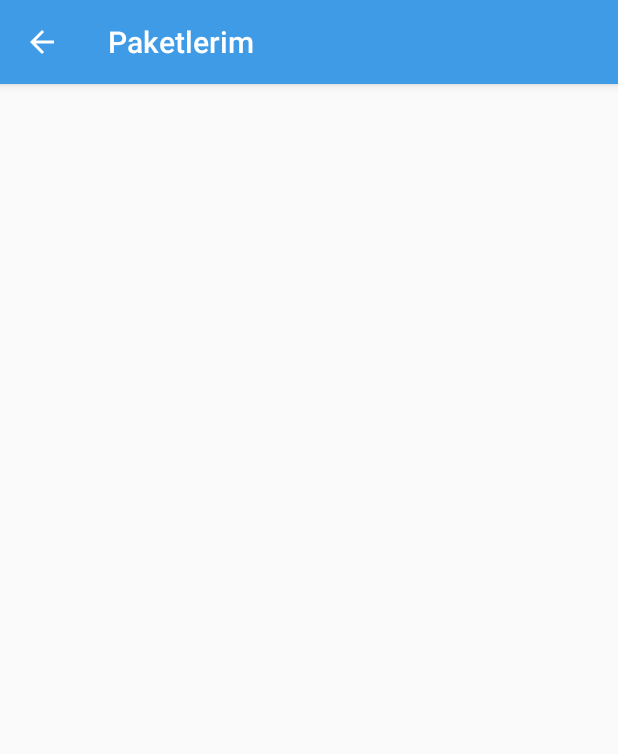
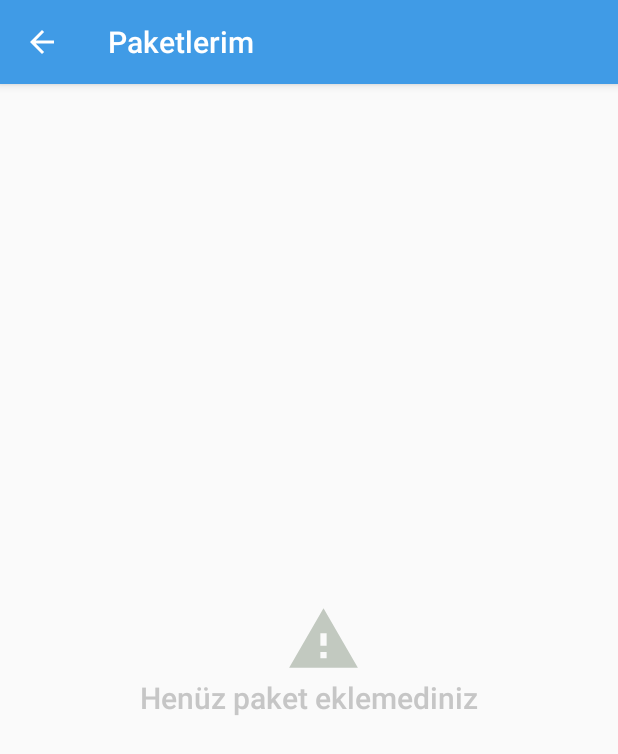
Before and after one commit to tanas57/Deu-Senior-Project, an Android app: the PacketsActivity screen opened directly, with no data from a screen before it, on a phone screen of 412 x 824 dp. Shown: the top 754 px of the screen. Run offline under Robolectric (Android 15) with nearby library versions, the phone set to English and light mode, and no system bars.

Commit message:
Warning layout added

```diff
--- a/DEU Senior Project/app/src/main/java/net/muslu/seniorproject/Activities/PacketsActivity.java
+++ b/DEU Senior Project/app/src/main/java/net/muslu/seniorproject/Activities/PacketsActivity.java
@@ -19,6 +19,7 @@ import android.util.Log;
 import android.view.MenuItem;
 import android.view.View;
 import android.widget.ImageView;
+import android.widget.TextView;
 import android.widget.Toast;
 import android.widget.Toolbar;
 
@@ -37,16 +38,18 @@ public class PacketsActivity extends AppCompatActivity {
     private RecyclerView rv;
     private CustomAdapter ad;
 
+
     @Override
     protected void onCreate(Bundle savedInstanceState) {
         super.onCreate(savedInstanceState);
-        setContentView(R.layout.activity_packets);
+
 
         getSupportActionBar().setTitle(getString(R.string.cargo_packages));
         getSupportActionBar().setDisplayHomeAsUpEnabled(true);
 
         data = Functions.getPackets();
-
+        if(data.GetSize()>0) {
+            setContentView(R.layout.activity_packets);
             rv = findViewById(R.id.rv);
             ad = new CustomAdapter(PacketsActivity.this, data.GetData(), new CustomAdapter.ClickListener() {
 
@@ -77,7 +80,7 @@ public class PacketsActivity extends AppCompatActivity {
 
                                 Toast.makeText(view.getContext(), model.getCustomer().getFullName() + " müşterisinin " + model.getBarcode() + " numaralı paketi kaldırıldı.", Toast.LENGTH_SHORT).show();
                                 Functions.remPacket(pos);
-                            Functions.setPackageid(Functions.getPackageid()-1);
+                                Functions.setPackageid(Functions.getPackageid() - 1);
                                 rv.setAdapter(ad);
                                 Log.v("PACKAGE DELETED", model.getCustomer().getFullName() + " PACKAGE DELETED");
                             }
@@ -93,6 +96,15 @@ public class PacketsActivity extends AppCompatActivity {
             rv.setAdapter(ad);
             rv.setLayoutManager(new LinearLayoutManager(this));
             rv.setHasFixedSize(false);
+        }
+        else{
+            setContentView(R.layout.warning_layout);
+            TextView emptyText = findViewById(R.id.empty_text);
+            emptyText.setText(getResources().getString(R.string.empty_packet_text));
+
+
+        }
+
 
         /*ImageView makeCallImg = (ImageView) findViewById(R.id.makeCall);
         makeCallImg.setOnClickListener(new View.OnClickListener() {
--- a/DEU Senior Project/app/src/main/java/net/muslu/seniorproject/Activities/RouteActivity.java
+++ b/DEU Senior Project/app/src/main/java/net/muslu/seniorproject/Activities/RouteActivity.java
@@ -29,7 +29,7 @@ public class RouteActivity extends AppCompatActivity {
     @Override
     protected void onCreate(Bundle savedInstanceState) {
         super.onCreate(savedInstanceState);
-        setContentView(R.layout.activity_route);
+
 
         getSupportActionBar().setTitle(getString(R.string.cargo_packages));
         getSupportActionBar().setDisplayHomeAsUpEnabled(true);
@@ -38,6 +38,7 @@ public class RouteActivity extends AppCompatActivity {
 
         Log.v("RESPONSE CHROMOSOME", "FETCH CHROMOSOME");
         if (chromosomes != null && chromosomes.size() > 0) {
+            setContentView(R.layout.activity_route);
             Log.v("RESPONSE CHROMOSOME", "NUMBER OF CHROMOSOME => " + chromosomes.size());
             RoutingListAdapter routingListAdapter = new RoutingListAdapter(getApplicationContext(), Functions.getRoutes(), new RoutingListAdapter.ClickListener() {
                 @Override
@@ -66,6 +67,9 @@ public class RouteActivity extends AppCompatActivity {
                 }
             });
         }
+        else{
+            setContentView(R.layout.warning_layout);
+        }
     }
 
     @Override
--- /dev/null
+++ b/DEU Senior Project/app/src/main/res/drawable/ic_warning_black_24dp.xml
@@ -0,0 +1,5 @@
+<vector android:height="50dp" android:tint="#C2C9C0"
+    android:viewportHeight="24.0" android:viewportWidth="24.0"
+    android:width="50dp" xmlns:android="http://schemas.android.com/apk/res/android">
+    <path android:fillColor="#FF000000" android:pathData="M1,21h22L12,2 1,21zM13,18h-2v-2h2v2zM13,14h-2v-4h2v4z"/>
+</vector>
--- a/DEU Senior Project/app/src/main/res/layout/activity_route.xml
+++ b/DEU Senior Project/app/src/main/res/layout/activity_route.xml
@@ -5,16 +5,17 @@
     android:layout_gravity="center"
     android:gravity="center">
 
-    <RadioGroup
-        android:layout_width="match_parent"
-        android:layout_height="match_parent"
 
-        >
+
+
         <androidx.recyclerview.widget.RecyclerView
             android:layout_width="match_parent"
             android:layout_height="0dp"
-            android:layout_weight="0.9"
+            android:layout_weight="0.8"
             android:id="@+id/routes"/>
+
+
+
         <Button
             android:layout_marginTop="5dp"
             android:background="@drawable/button_green_bg"
@@ -27,7 +28,7 @@
             android:layout_width="match_parent"
             android:layout_height="0dp"
             android:layout_weight="0.1"/>
-    </RadioGroup>
+
 
 
 
--- /dev/null
+++ b/DEU Senior Project/app/src/main/res/layout/warning_layout.xml
@@ -0,0 +1,35 @@
+<?xml version="1.0" encoding="utf-8"?>
+<LinearLayout xmlns:android="http://schemas.android.com/apk/res/android"
+    android:orientation="vertical"
+    android:layout_width="match_parent"
+    android:layout_height="match_parent"
+    android:gravity="center"
+
+    >
+    <ImageView
+        android:layout_width="wrap_content"
+        android:layout_height="wrap_content"
+        android:layout_gravity="center"
+       android:layout_marginLeft="10dp"
+        android:background="@drawable/ic_warning_black_24dp"
+
+        >
+
+    </ImageView>
+
+    <TextView
+        android:id="@+id/empty_text"
+        android:layout_width="wrap_content"
+        android:layout_height="wrap_content"
+        android:text="@string/empty_route_text"
+        android:textStyle="bold"
+        android:textSize="20dp"
+        android:fontFamily="sans-serif-light"
+        android:textColor="@color/curated_light"
+
+
+        >
+
+    </TextView>
+
+</LinearLayout>
--- a/DEU Senior Project/app/src/main/res/values/strings.xml
+++ b/DEU Senior Project/app/src/main/res/values/strings.xml
@@ -24,6 +24,8 @@
     <string name="clear_signature">İmzayı Temizle</string>
     <string name="packet_status_save">Kaydet</string>
     <string name="snipper_button_text">Paketi teslim et</string>
+    <string name="empty_route_text">Henüz rota oluşturmadınız</string>
+    <string name="empty_packet_text">Henüz paket eklemediniz</string>
     <string-array name="route_selection">
         <item>
             En kısa mesafe
```
Lines whose indentation alone changed are shown as unchanged.
